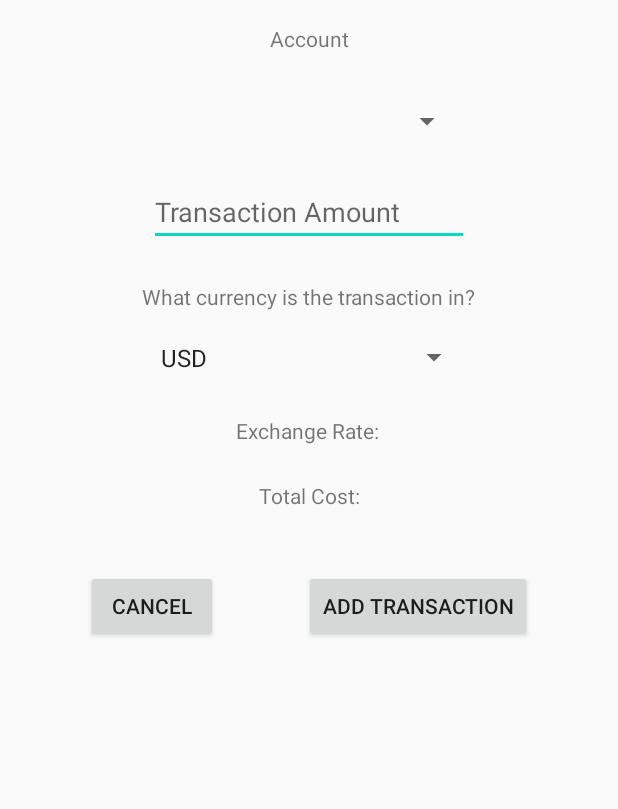
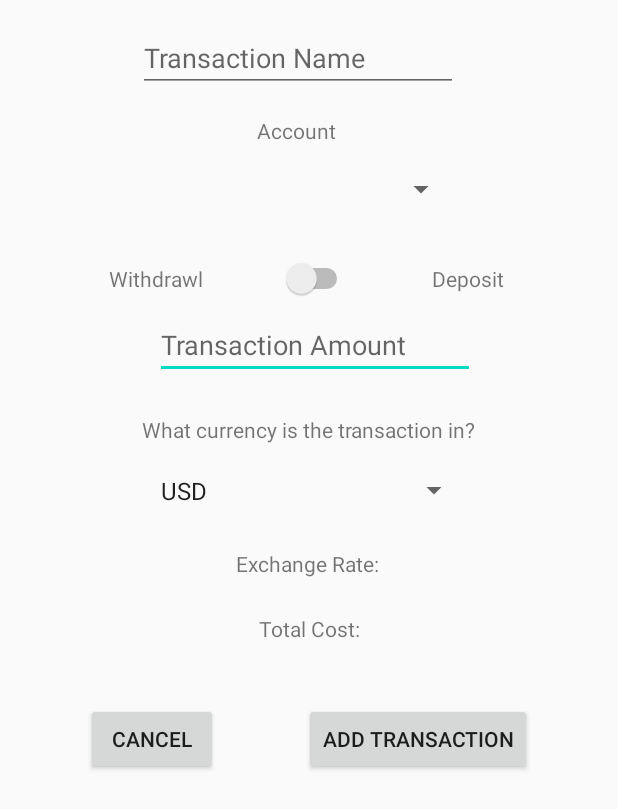
Before and after one commit to Android560-Final-Project/Android-UI, an Android app: the layout activity_add_transaction.xml on its own in the app's theme, with its tools: preview values and no code run, on a phone screen of 412 x 824 dp. Shown: the top 809 px of the screen. Run offline under Robolectric (Android 15) with nearby library versions, the phone set to English and light mode, and no system bars.

Commit message:
adds database transactions to TransactionFragment

```diff
--- a/app/src/main/AndroidManifest.xml
+++ b/app/src/main/AndroidManifest.xml
@@ -11,8 +11,8 @@
         android:roundIcon="@mipmap/ic_launcher_round"
         android:supportsRtl="true"
         android:theme="@style/AppTheme">
-<!--        <activity android:name=".ui.addtransaction.AddTransaction"></activity>-->
-<!--        <activity android:name=".ui.addaccount.AddAccount"></activity>-->
+        <activity android:name=".ui.addtransaction.AddTransaction"></activity>
+        <activity android:name=".ui.addaccount.AddAccount"></activity>
         <activity
             android:name=".MainActivity"
             android:label="@string/app_name">
--- a/app/src/main/java/com/example/finalproject/db/AccountEntityDAO.kt
+++ b/app/src/main/java/com/example/finalproject/db/AccountEntityDAO.kt
@@ -16,4 +16,7 @@ interface AccountEntityDAO {
 
     @Query("SELECT * FROM account_table")
     fun getAllAccounts(): List<AccountEntity>
+
+    @Query("SELECT * FROM account_table WHERE accountId = :accountId")
+    fun getAccount(accountId: Int): AccountEntity
 }
--- a/app/src/main/java/com/example/finalproject/ui/transactions/TransactionsRecyclerAdapter.kt
+++ b/app/src/main/java/com/example/finalproject/ui/transactions/TransactionsRecyclerAdapter.kt
@@ -12,7 +12,7 @@ import kotlinx.android.synthetic.main.row_item.view.*
 import java.text.NumberFormat
 import java.util.*
 
-class TransactionsRecyclerAdapter(private val transactions: ArrayList<TransactionEntity>, private val currencyLocale: Locale): RecyclerView.Adapter<TransactionsRecyclerAdapter.MyViewHolder>() {
+class TransactionsRecyclerAdapter(private val transactions: List<TransactionEntity>, private val currencyLocale: Locale): RecyclerView.Adapter<TransactionsRecyclerAdapter.MyViewHolder>() {
     private val TAG = "TransactionsRecycler"
     // inflate layout from row_item.xml and return the holder
     override fun onCreateViewHolder(parent: ViewGroup, viewType: Int): MyViewHolder {
@@ -30,13 +30,13 @@ class TransactionsRecyclerAdapter(private val transactions: ArrayList<Transactio
 
         val currentTransaction = transactions[position]
         holder.transactionName.text = currentTransaction.transactionName
-        if (currentTransaction.amount > 0) {
+        if (currentTransaction.isDeposit) {
             holder.amount.text = currencyFormat.format(currentTransaction.amount)
             holder.amount.setTextColor(Color.GREEN)
         }
         else {
             holder.amount.setTextColor(Color.RED)
-            holder.amount.text = currencyFormat.format(currentTransaction.amount * -1)
+            holder.amount.text = currencyFormat.format(currentTransaction.amount)
         }
         holder.date.text = currentTransaction.date.toString()
         if (position % 2 == 1)
--- a/app/src/main/java/com/example/finalproject/ui/transactions/TransactionsViewModel.kt
+++ b/app/src/main/java/com/example/finalproject/ui/transactions/TransactionsViewModel.kt
@@ -7,7 +7,5 @@ import java.util.*
 import kotlin.collections.ArrayList
 
 class TransactionsViewModel : ViewModel() {
-    val transactionsView = MutableLiveData<TransactionsView>()
+    val accountId = MutableLiveData<Int>()
 }
-
-data class TransactionsView(val transactions: ArrayList<TransactionEntity>, val currencyLocale: Locale, val accountName: String, val accountValue: Double)
--- a/app/src/main/res/layout/activity_add_account.xml
+++ b/app/src/main/res/layout/activity_add_account.xml
@@ -32,8 +32,8 @@
         android:layout_height="wrap_content"
         android:layout_marginTop="32dp"
         android:ems="10"
+        android:hint="@string/account_name"
         android:inputType="textPersonName"
-        android:text="@string/account_name"
         app:layout_constraintEnd_toEndOf="parent"
         app:layout_constraintStart_toStartOf="parent"
         app:layout_constraintTop_toTopOf="parent" />
--- a/app/src/main/res/layout/activity_add_transaction.xml
+++ b/app/src/main/res/layout/activity_add_transaction.xml
@@ -14,8 +14,9 @@
         android:layout_marginTop="16dp"
         android:text="@string/account"
         app:layout_constraintEnd_toEndOf="parent"
+        app:layout_constraintHorizontal_bias="0.477"
         app:layout_constraintStart_toStartOf="parent"
-        app:layout_constraintTop_toTopOf="parent" />
+        app:layout_constraintTop_toBottomOf="@+id/transaction_name" />
 
     <Button
         android:id="@+id/add_transaction"
@@ -63,21 +64,23 @@
         android:id="@+id/transaction_amount"
         android:layout_width="wrap_content"
         android:layout_height="wrap_content"
-        android:layout_marginTop="24dp"
+        android:layout_marginTop="8dp"
         android:ems="10"
         android:hint="@string/transaction_amount"
         android:inputType="numberDecimal"
         app:layout_constraintEnd_toEndOf="parent"
+        app:layout_constraintHorizontal_bias="0.52"
         app:layout_constraintStart_toStartOf="parent"
-        app:layout_constraintTop_toBottomOf="@+id/account_spinner" />
+        app:layout_constraintTop_toBottomOf="@+id/deposit" />
 
     <Spinner
         android:id="@+id/account_spinner"
         android:layout_width="205dp"
         android:layout_height="27dp"
-        android:layout_marginTop="32dp"
-        app:layout_constraintEnd_toEndOf="@+id/transaction_amount"
-        app:layout_constraintStart_toStartOf="@+id/transaction_amount"
+        android:layout_marginTop="16dp"
+        app:layout_constraintEnd_toEndOf="parent"
+        app:layout_constraintHorizontal_bias="0.48"
+        app:layout_constraintStart_toStartOf="parent"
         app:layout_constraintTop_toBottomOf="@+id/account_name" />
 
     <TextView
@@ -99,4 +102,54 @@
         app:layout_constraintEnd_toEndOf="parent"
         app:layout_constraintStart_toStartOf="parent"
         app:layout_constraintTop_toBottomOf="@+id/exchange_rate" />
+
+    <Switch
+        android:id="@+id/deposit"
+        android:layout_width="wrap_content"
+        android:layout_height="wrap_content"
+        android:layout_marginTop="32dp"
+        android:textOff="@string/withdrawl"
+        android:textOn="@string/deposit"
+        app:layout_constraintEnd_toStartOf="@+id/textView3"
+        app:layout_constraintHorizontal_bias="0.5"
+        app:layout_constraintStart_toEndOf="@+id/textView2"
+        app:layout_constraintTop_toBottomOf="@+id/account_spinner" />
+
+    <TextView
+        android:id="@+id/textView2"
+        android:layout_width="wrap_content"
+        android:layout_height="wrap_content"
+        android:layout_marginStart="20dp"
+        android:text="@string/withdrawl"
+        app:layout_constraintBottom_toBottomOf="@+id/deposit"
+        app:layout_constraintEnd_toStartOf="@+id/deposit"
+        app:layout_constraintHorizontal_bias="0.5"
+        app:layout_constraintStart_toStartOf="parent"
+        app:layout_constraintTop_toTopOf="@+id/deposit" />
+
+    <TextView
+        android:id="@+id/textView3"
+        android:layout_width="wrap_content"
+        android:layout_height="wrap_content"
+        android:layout_marginEnd="24dp"
+        android:text="@string/deposit"
+        app:layout_constraintBottom_toBottomOf="@+id/deposit"
+        app:layout_constraintEnd_toEndOf="parent"
+        app:layout_constraintHorizontal_bias="0.5"
+        app:layout_constraintStart_toEndOf="@+id/deposit"
+        app:layout_constraintTop_toTopOf="@+id/deposit" />
+
+    <EditText
+        android:id="@+id/transaction_name"
+        android:layout_width="wrap_content"
+        android:layout_height="wrap_content"
+        android:layout_marginTop="16dp"
+        android:ems="10"
+        android:hint="@string/transaction_name"
+        android:inputType="textPersonName"
+        app:layout_constraintEnd_toEndOf="parent"
+        app:layout_constraintHorizontal_bias="0.464"
+        app:layout_constraintStart_toStartOf="parent"
+        app:layout_constraintTop_toTopOf="parent" />
+
 </androidx.constraintlayout.widget.ConstraintLayout>
--- a/app/src/main/res/values/strings.xml
+++ b/app/src/main/res/values/strings.xml
@@ -15,4 +15,7 @@
     <string name="account_type">Account Type</string>
     <string name="account_value">Account Value</string>
     <string name="create_account">Create Account</string>
+    <string name="deposit">Deposit</string>
+    <string name="withdrawl">Withdrawl</string>
+    <string name="transaction_name" >Transaction Name</string>
 </resources>
```
Also changed, not shown: app/src/main/java/com/example/finalproject/MainActivity.kt (+9 -0 lines), app/src/main/java/com/example/finalproject/ui/addtransaction/AddTransaction.kt (+9 -2 lines), app/src/main/java/com/example/finalproject/ui/transactions/TransactionsFragment.kt (+23 -13 lines), app/src/main/res/layout/activity_main.xml (+13 -1 lines).
